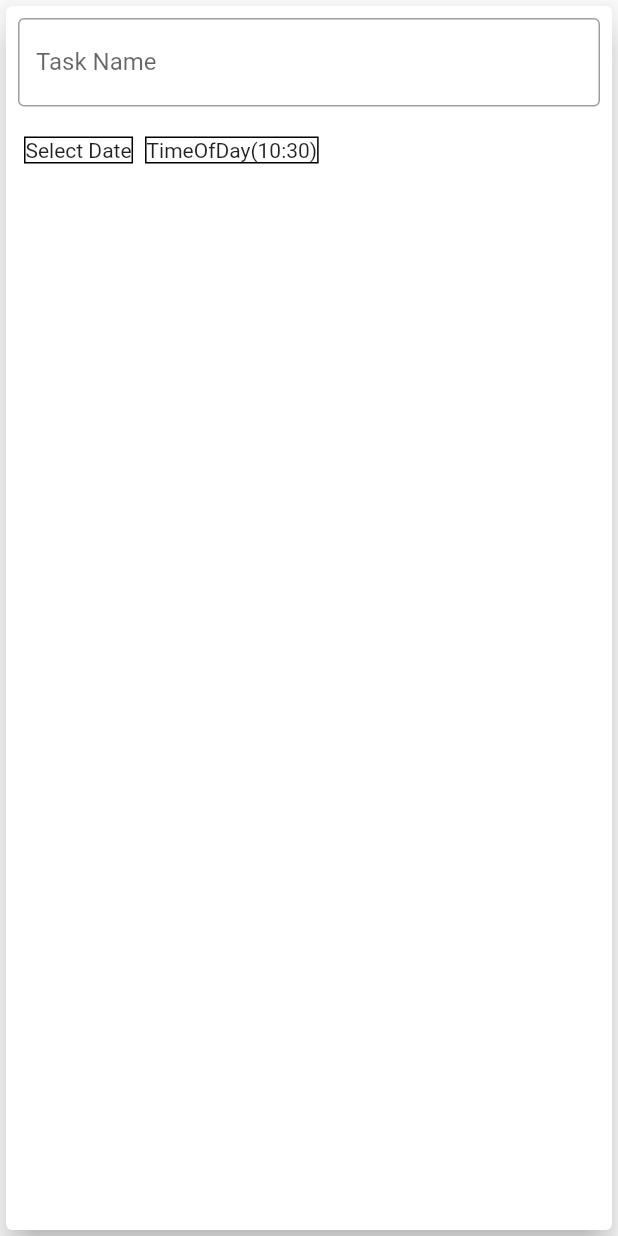
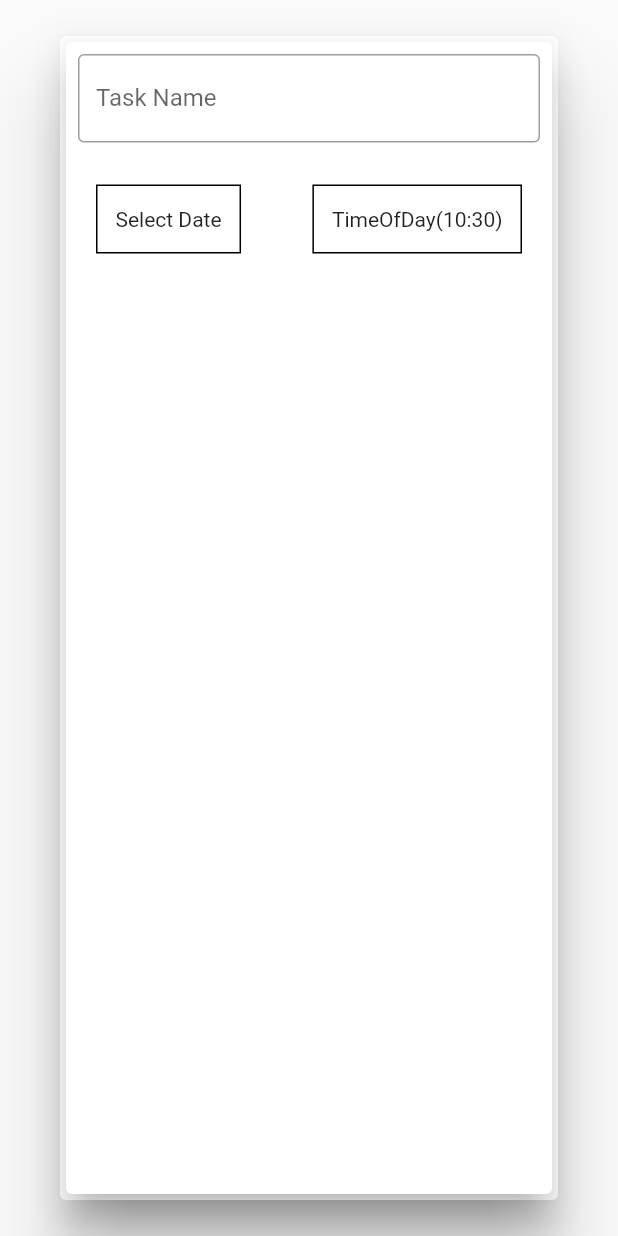
Before and after one commit to DeepeshKalura/learning, a Flutter app: the ShowContentBarWidget widget shown alone on an empty page, opened directly, on a phone screen of 412 x 824 dp. Run offline on Flutter 3.47's test engine with Material 2 defaults, Android fonts, the phone set to English and light mode, and no system bars.

Commit message:
I have make a basic application in my mind

```diff
--- a/lib/view/widget/show_content_bar_widget.dart
+++ b/lib/view/widget/show_content_bar_widget.dart
@@ -44,7 +44,9 @@ class _ShowContentBarWidgetState extends State<ShowContentBarWidget> {
 
   @override
   Widget build(BuildContext context) {
-    return Card(
+    return Center(
+      child: Dialog(
+        child: Card(
           elevation: 10,
           child: Form(
             child: Column(
@@ -60,10 +62,14 @@ class _ShowContentBarWidgetState extends State<ShowContentBarWidget> {
                   ),
                 ),
                 Container(
+                  padding: const EdgeInsets.all(8),
                   margin: const EdgeInsets.all(8),
                   child: Row(
+                    mainAxisAlignment: MainAxisAlignment.spaceBetween,
                     children: [
                       Container(
+                        padding: const EdgeInsets.symmetric(
+                            horizontal: 12, vertical: 14),
                         margin: const EdgeInsets.all(4),
                         decoration: BoxDecoration(
                           border: Border.all(
@@ -79,6 +85,8 @@ class _ShowContentBarWidgetState extends State<ShowContentBarWidget> {
                         ),
                       ),
                       Container(
+                        padding: const EdgeInsets.symmetric(
+                            horizontal: 12, vertical: 14),
                         margin: const EdgeInsets.all(4),
                         decoration: BoxDecoration(
                           border: Border.all(
@@ -101,6 +109,8 @@ class _ShowContentBarWidgetState extends State<ShowContentBarWidget> {
               ],
             ),
           ),
+        ),
+      ),
     );
   }
 }
```
Also changed, not shown: lib/model/todo_model.dart (added, +61 -0 lines), lib/view/screen/my_home_screen.dart (+4 -7 lines). Lines whose indentation alone changed are shown as unchanged.
